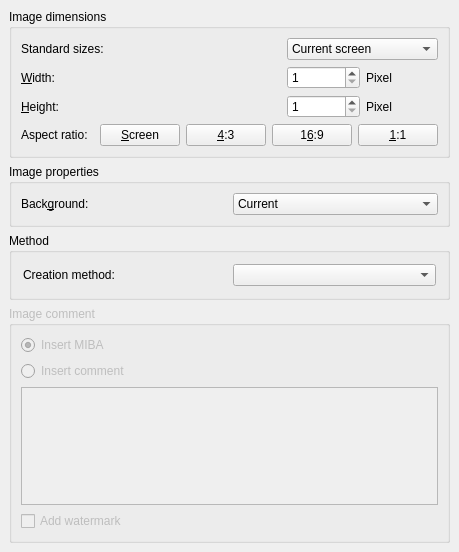
Before: the Qt Designer form src/Gui/DlgSettingsImage.ui in berndhahnebach/All_FreeCAD, drawn with Qt 5.
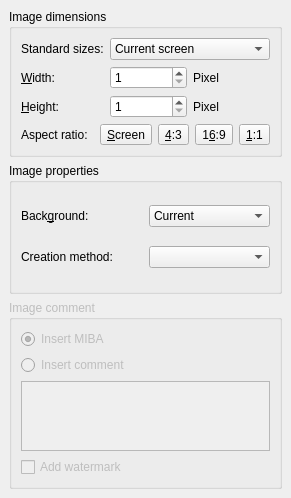
After: the same form once the commit is applied.

Commit message: Gui: [skip ci] reduce size of image settings dialog

Diff of the .ui file:
```diff
--- a/src/Gui/DlgSettingsImage.ui
+++ b/src/Gui/DlgSettingsImage.ui
@@ -6,8 +6,8 @@
    <rect>
     <x>0</x>
     <y>0</y>
-    <width>459</width>
-    <height>552</height>
+    <width>291</width>
+    <height>498</height>
    </rect>
   </property>
   <property name="windowTitle">
@@ -29,122 +29,6 @@
    <property name="spacing">
     <number>6</number>
    </property>
-   <item row="3" column="0">
-    <widget class="QGroupBox" name="buttonGroupComment">
-     <property name="enabled">
-      <bool>false</bool>
-     </property>
-     <property name="title">
-      <string>Image comment</string>
-     </property>
-     <layout class="QGridLayout">
-      <property name="leftMargin">
-       <number>9</number>
-      </property>
-      <property name="topMargin">
-       <number>9</number>
-      </property>
-      <property name="rightMargin">
-       <number>9</number>
-      </property>
-      <property name="bottomMargin">
-       <number>9</number>
-      </property>
-      <property name="spacing">
-       <number>6</number>
-      </property>
-      <item row="0" column="0">
-       <widget class="QRadioButton" name="radioButtonMiba">
-        <property name="text">
-         <string>Insert MIBA</string>
-        </property>
-        <property name="checked">
-         <bool>true</bool>
-        </property>
-       </widget>
-      </item>
-      <item row="2" column="0">
-       <widget class="QTextEdit" name="textEditComment">
-        <property name="enabled">
-         <bool>false</bool>
-        </property>
-       </widget>
-      </item>
-      <item row="1" column="0">
-       <widget class="QRadioButton" name="radioButtonComment">
-        <property name="text">
-         <string>Insert comment</string>
-        </property>
-       </widget>
-      </item>
-      <item row="3" column="0">
-       <widget class="QCheckBox" name="checkWatermark">
-        <property name="text">
-         <string>Add watermark</string>
-        </property>
-       </widget>
-      </item>
-     </layout>
-    </widget>
-   </item>
-   <item row="1" column="0">
-    <widget class="QGroupBox" name="groupBoxProp">
-     <property name="title">
-      <string>Image properties</string>
-     </property>
-     <layout class="QGridLayout">
-      <property name="leftMargin">
-       <number>9</number>
-      </property>
-      <property name="topMargin">
-       <number>9</number>
-      </property>
-      <property name="rightMargin">
-       <number>9</number>
-      </property>
-      <property name="bottomMargin">
-       <number>9</number>
-      </property>
-      <property name="spacing">
-       <number>6</number>
-      </property>
-      <item row="0" column="0">
-       <widget class="QLabel" name="textLabelColor">
-        <property name="text">
-         <string>Back&amp;ground:</string>
-        </property>
-        <property name="buddy">
-         <cstring>comboBackground</cstring>
-        </property>
-       </widget>
-      </item>
-      <item row="0" column="2">
-       <widget class="QComboBox" name="comboBackground">
-        <item>
-         <property name="text">
-          <string>Current</string>
-         </property>
-        </item>
-        <item>
-         <property name="text">
-          <string>White</string>
-         </property>
-        </item>
-        <item>
-         <property name="text">
-          <string>Black</string>
-         </property>
-        </item>
-        <item>
-         <property name="text">
-          <string>Transparent</string>
-         </property>
-        </item>
-       </widget>
-      </item>
-     </layout>
-    </widget>
-   </item>
    <item row="0" column="0">
     <widget class="QGroupBox" name="groupBoxDim">
      <property name="title">
@@ -183,57 +67,14 @@
         <property name="spacing">
          <number>6</number>
         </property>
-        <item row="1" column="1">
-         <spacer>
-          <property name="orientation">
-           <enum>Qt::Horizontal</enum>
-          </property>
-          <property name="sizeHint" stdset="0">
-           <size>
-            <width>40</width>
-            <height>20</height>
-           </size>
-          </property>
-         </spacer>
-        </item>
-        <item row="2" column="2">
-         <widget class="QSpinBox" name="spinHeight">
-          <property name="minimum">
-           <number>1</number>
-          </property>
-          <property name="maximum">
-           <number>32767</number>
-          </property>
-         </widget>
-        </item>
-        <item row="1" column="2">
-         <widget class="QSpinBox" name="spinWidth">
-          <property name="minimum">
-           <number>1</number>
-          </property>
-          <property name="maximum">
-           <number>32767</number>
-          </property>
-         </widget>
-        </item>
-        <item row="1" column="3">
-         <widget class="QLabel" name="label_2">
+        <item row="0" column="0">
+         <widget class="QLabel" name="label">
           <property name="text">
-           <string>Pixel</string>
+           <string>Standard sizes:</string>
           </property>
          </widget>
         </item>
-        <item row="1" column="0">
-         <widget class="QLabel" name="textLabelWidth">
-          <property name="text">
-           <string>&amp;Width:</string>
-          </property>
-          <property name="buddy">
-           <cstring>spinWidth</cstring>
-          </property>
-         </widget>
-        </item>
-        <item row="0" column="2" colspan="2">
+        <item row="0" column="1" colspan="2">
          <widget class="QComboBox" name="standardSizeBox">
           <item>
            <property name="text">
@@ -352,46 +193,33 @@
           </item>
          </widget>
         </item>
-        <item row="0" column="0">
-         <widget class="QLabel" name="label">
+        <item row="1" column="0">
+         <widget class="QLabel" name="textLabelWidth">
           <property name="text">
-           <string>Standard sizes:</string>
+           <string>&amp;Width:</string>
           </property>
+          <property name="buddy">
+           <cstring>spinWidth</cstring>
+          </property>
          </widget>
         </item>
-        <item row="0" column="1">
-         <spacer>
-          <property name="orientation">
-           <enum>Qt::Horizontal</enum>
+        <item row="1" column="1">
+         <widget class="QSpinBox" name="spinWidth">
+          <property name="minimum">
+           <number>1</number>
           </property>
-          <property name="sizeHint" stdset="0">
-           <size>
-            <width>40</width>
-            <height>20</height>
-           </size>
+          <property name="maximum">
+           <number>32767</number>
           </property>
-         </spacer>
+         </widget>
         </item>
-        <item row="2" column="3">
-         <widget class="QLabel" name="label_3">
+        <item row="1" column="2">
+         <widget class="QLabel" name="label_2">
           <property name="text">
            <string>Pixel</string>
           </property>
          </widget>
         </item>
-        <item row="2" column="1">
-         <spacer>
-          <property name="orientation">
-           <enum>Qt::Horizontal</enum>
-          </property>
-          <property name="sizeHint" stdset="0">
-           <size>
-            <width>40</width>
-            <height>20</height>
-           </size>
-          </property>
-         </spacer>
-        </item>
         <item row="2" column="0">
          <widget class="QLabel" name="textLabelHeight">
           <property name="text">
@@ -402,6 +230,23 @@
           </property>
          </widget>
         </item>
+        <item row="2" column="1">
+         <widget class="QSpinBox" name="spinHeight">
+          <property name="minimum">
+           <number>1</number>
+          </property>
+          <property name="maximum">
+           <number>32767</number>
+          </property>
+         </widget>
+        </item>
+        <item row="2" column="2">
+         <widget class="QLabel" name="label_3">
+          <property name="text">
+           <string>Pixel</string>
+          </property>
+         </widget>
+        </item>
        </layout>
       </item>
       <item row="1" column="0">
@@ -429,7 +274,7 @@
          </widget>
         </item>
         <item>
-         <widget class="QPushButton" name="buttonRatioScreen">
+         <widget class="QToolButton" name="buttonRatioScreen">
           <property name="text">
            <string>&amp;Screen</string>
           </property>
@@ -439,7 +284,7 @@
          </widget>
         </item>
         <item>
-         <widget class="QPushButton" name="buttonRatio4x3">
+         <widget class="QToolButton" name="buttonRatio4x3">
           <property name="text">
            <string>&amp;4:3</string>
           </property>
@@ -449,7 +294,7 @@
          </widget>
         </item>
         <item>
-         <widget class="QPushButton" name="buttonRatio16x9">
+         <widget class="QToolButton" name="buttonRatio16x9">
           <property name="text">
            <string>1&amp;6:9</string>
           </property>
@@ -459,7 +304,7 @@
          </widget>
         </item>
         <item>
-         <widget class="QPushButton" name="buttonRatio1x1">
+         <widget class="QToolButton" name="buttonRatio1x1">
           <property name="text">
            <string>&amp;1:1</string>
           </property>
@@ -473,25 +318,144 @@
      </layout>
     </widget>
    </item>
-   <item row="2" column="0">
-    <widget class="QGroupBox" name="groupBoxMethod">
+   <item row="1" column="0">
+    <widget class="QGroupBox" name="groupBoxProp">
      <property name="title">
-      <string>Method</string>
+      <string>Image properties</string>
      </property>
-     <layout class="QGridLayout" name="gridLayoutMethod">
+     <layout class="QGridLayout">
+      <property name="leftMargin">
+       <number>9</number>
+      </property>
+      <property name="topMargin">
+       <number>9</number>
+      </property>
+      <property name="rightMargin">
+       <number>9</number>
+      </property>
+      <property name="bottomMargin">
+       <number>9</number>
+      </property>
+      <property name="spacing">
+       <number>6</number>
+      </property>
       <item row="0" column="0">
+       <widget class="QLabel" name="textLabelColor">
+        <property name="text">
+         <string>Back&amp;ground:</string>
+        </property>
+        <property name="buddy">
+         <cstring>comboBackground</cstring>
+        </property>
+       </widget>
+      </item>
+      <item row="0" column="1">
+       <widget class="QComboBox" name="comboBackground">
+        <item>
+         <property name="text">
+          <string>Current</string>
+         </property>
+        </item>
+        <item>
+         <property name="text">
+          <string>White</string>
+         </property>
+        </item>
+        <item>
+         <property name="text">
+          <string>Black</string>
+         </property>
+        </item>
+        <item>
+         <property name="text">
+          <string>Transparent</string>
+         </property>
+        </item>
+       </widget>
+      </item>
+      <item row="1" column="0">
        <widget class="QLabel" name="label_4">
         <property name="text">
          <string>Creation method:</string>
         </property>
        </widget>
       </item>
-      <item row="0" column="1">
+      <item row="1" column="1">
        <widget class="QComboBox" name="comboMethod"/>
       </item>
      </layout>
     </widget>
    </item>
+   <item row="2" column="0">
+    <widget class="QGroupBox" name="buttonGroupComment">
+     <property name="enabled">
+      <bool>false</bool>
+     </property>
+     <property name="title">
+      <string>Image comment</string>
+     </property>
+     <layout class="QGridLayout">
+      <property name="leftMargin">
+       <number>9</number>
+      </property>
+      <property name="topMargin">
+       <number>9</number>
+      </property>
+      <property name="rightMargin">
+       <number>9</number>
+      </property>
+      <property name="bottomMargin">
+       <number>9</number>
+      </property>
+      <property name="spacing">
+       <number>6</number>
+      </property>
+      <item row="0" column="0">
+       <widget class="QRadioButton" name="radioButtonMiba">
+        <property name="text">
+         <string>Insert MIBA</string>
+        </property>
+        <property name="checked">
+         <bool>true</bool>
+        </property>
+       </widget>
+      </item>
+      <item row="1" column="0">
+       <widget class="QRadioButton" name="radioButtonComment">
+        <property name="text">
+         <string>Insert comment</string>
+        </property>
+       </widget>
+      </item>
+      <item row="2" column="0">
+       <widget class="QTextEdit" name="textEditComment">
+        <property name="enabled">
+         <bool>false</bool>
+        </property>
+        <property name="sizePolicy">
+         <sizepolicy hsizetype="Expanding" vsizetype="Ignored">
+          <horstretch>0</horstretch>
+          <verstretch>0</verstretch>
+         </sizepolicy>
+        </property>
+        <property name="minimumSize">
+         <size>
+          <width>0</width>
+          <height>70</height>
+         </size>
+        </property>
+       </widget>
+      </item>
+      <item row="3" column="0">
+       <widget class="QCheckBox" name="checkWatermark">
+        <property name="text">
+         <string>Add watermark</string>
+        </property>
+       </widget>
+      </item>
+     </layout>
+    </widget>
+   </item>
   </layout>
  </widget>
  <layoutdefault spacing="6" margin="11"/>
```
Left out of the diff: 1 changed line with no effect on the pictures. The commit also changes 1 other file.
